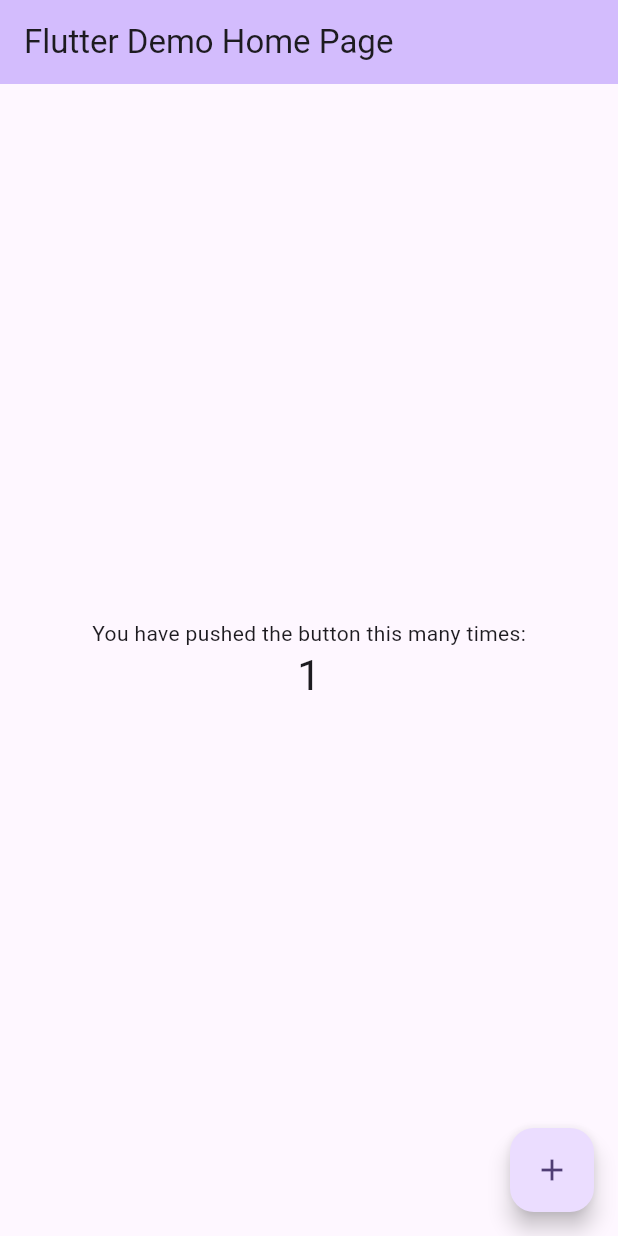
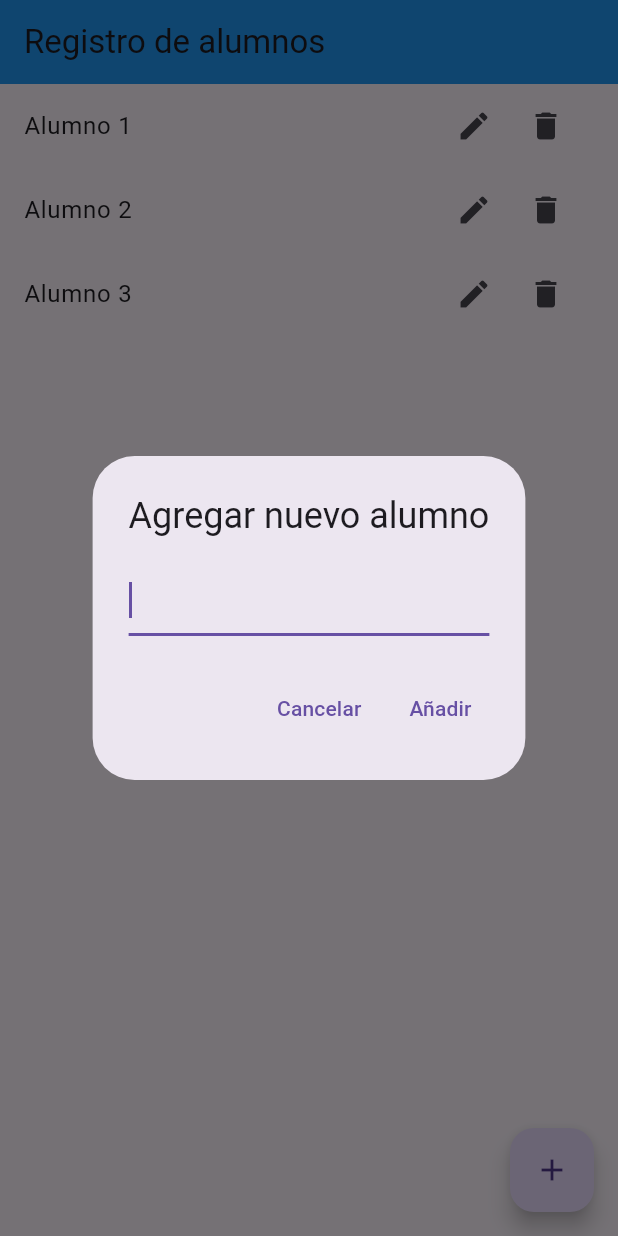
Before and after one commit to canamend/registro_alumnos_app, a Flutter app: the screen it shows after launch, after a tap on the "add" icon, on a phone screen of 412 x 824 dp. Run offline on Flutter 3.47's test engine with Material 3 defaults, Android fonts, the light colour scheme and no system bars.

Commit message:
Add UI and make CRUD operations on state data

```diff
--- a/lib/main.dart
+++ b/lib/main.dart
@@ -1,125 +1,166 @@
 import 'package:flutter/material.dart';
 
 void main() {
-  runApp(const MyApp());
+  runApp(MyApp());
 }
 
 class MyApp extends StatelessWidget {
-  const MyApp({super.key});
-
-  // This widget is the root of your application.
   @override
   Widget build(BuildContext context) {
     return MaterialApp(
-      title: 'Flutter Demo',
+      title: 'Registro de alumnos',
       theme: ThemeData(
-        // This is the theme of your application.
-        //
-        // TRY THIS: Try running your application with "flutter run". You'll see
-        // the application has a purple toolbar. Then, without quitting the app,
-        // try changing the seedColor in the colorScheme below to Colors.green
-        // and then invoke "hot reload" (save your changes or press the "hot
-        // reload" button in a Flutter-supported IDE, or press "r" if you used
-        // the command line to start the app).
-        //
-        // Notice that the counter didn't reset back to zero; the application
-        // state is not lost during the reload. To reset the state, use hot
-        // restart instead.
-        //
-        // This works for code too, not just values: Most code changes can be
-        // tested with just a hot reload.
-        colorScheme: ColorScheme.fromSeed(seedColor: Colors.deepPurple),
-        useMaterial3: true,
+        primarySwatch: Colors.blue,
+        visualDensity: VisualDensity.adaptivePlatformDensity,
       ),
-      home: const MyHomePage(title: 'Flutter Demo Home Page'),
+      home: HomePage(),
     );
   }
 }
 
-class MyHomePage extends StatefulWidget {
-  const MyHomePage({super.key, required this.title});
-
-  // This widget is the home page of your application. It is stateful, meaning
-  // that it has a State object (defined below) that contains fields that affect
-  // how it looks.
-
-  // This class is the configuration for the state. It holds the values (in this
-  // case the title) provided by the parent (in this case the App widget) and
-  // used by the build method of the State. Fields in a Widget subclass are
-  // always marked "final".
-
-  final String title;
-
+class HomePage extends StatefulWidget {
   @override
-  State<MyHomePage> createState() => _MyHomePageState();
+  _HomePageState createState() => _HomePageState();
 }
 
-class _MyHomePageState extends State<MyHomePage> {
-  int _counter = 0;
+class _HomePageState extends State<HomePage> {
+  List<String> alumnos = ['Alumno 1', 'Alumno 2', 'Alumno 3']; // dummy data
 
-  void _incrementCounter() {
+  TextEditingController _controller = TextEditingController();
+
+  void addItem(String nuevoAlumno) {
     setState(() {
-      // This call to setState tells the Flutter framework that something has
-      // changed in this State, which causes it to rerun the build method below
-      // so that the display can reflect the updated values. If we changed
-      // _counter without calling setState(), then the build method would not be
-      // called again, and so nothing would appear to happen.
-      _counter++;
+      alumnos.add(nuevoAlumno);
+    });
+  }
+
+  void updateItem(int index, String updatedItem) {
+    setState(() {
+      alumnos[index] = updatedItem;
+    });
+  }
+
+  void deleteItem(int index) {
+    setState(() {
+      alumnos.removeAt(index);
     });
   }
 
   @override
   Widget build(BuildContext context) {
-    // This method is rerun every time setState is called, for instance as done
-    // by the _incrementCounter method above.
-    //
-    // The Flutter framework has been optimized to make rerunning build methods
-    // fast, so that you can just rebuild anything that needs updating rather
-    // than having to individually change instances of widgets.
     return Scaffold(
       appBar: AppBar(
-        // TRY THIS: Try changing the color here to a specific color (to
-        // Colors.amber, perhaps?) and trigger a hot reload to see the AppBar
-        // change color while the other colors stay the same.
-        backgroundColor: Theme.of(context).colorScheme.inversePrimary,
-        // Here we take the value from the MyHomePage object that was created by
-        // the App.build method, and use it to set our appbar title.
-        title: Text(widget.title),
+        title: Text('Registro de alumnos'),
+        backgroundColor: Colors.blue,
       ),
-      body: Center(
-        // Center is a layout widget. It takes a single child and positions it
-        // in the middle of the parent.
-        child: Column(
-          // Column is also a layout widget. It takes a list of children and
-          // arranges them vertically. By default, it sizes itself to fit its
-          // children horizontally, and tries to be as tall as its parent.
-          //
-          // Column has various properties to control how it sizes itself and
-          // how it positions its children. Here we use mainAxisAlignment to
-          // center the children vertically; the main axis here is the vertical
-          // axis because Columns are vertical (the cross axis would be
-          // horizontal).
-          //
-          // TRY THIS: Invoke "debug painting" (choose the "Toggle Debug Paint"
-          // action in the IDE, or press "p" in the console), to see the
-          // wireframe for each widget.
-          mainAxisAlignment: MainAxisAlignment.center,
-          children: <Widget>[
-            const Text(
-              'You have pushed the button this many times:',
+      body: ListView.builder(
+        itemCount: alumnos.length,
+        itemBuilder: (context, index) {
+          return ListTile(
+            title: Text(alumnos[index]),
+            trailing: Row(
+              mainAxisSize: MainAxisSize.min,
+              children: [
+                IconButton(
+                  icon: Icon(Icons.edit),
+                  onPressed: () {
+                    _controller.text = alumnos[index];
+                    showDialog(
+                      context: context,
+                      builder: (context) {
+                        return AlertDialog(
+                          title: Text('Editar alumno'),
+                          content: TextField(
+                            controller: _controller,
+                            autofocus: true,
+                          ),
+                          actions: [
+                            TextButton(
+                              onPressed: () {
+                                Navigator.pop(context);
+                              },
+                              child: Text('Cancelar'),
+                            ),
+                            TextButton(
+                              onPressed: () {
+                                updateItem(index, _controller.text);
+                                Navigator.pop(context);
+                              },
+                              child: Text('Guardar'),
+                            ),
+                          ],
+                        );
+                      },
+                    );
+                  },
+                ),
+                IconButton(
+                  icon: Icon(Icons.delete),
+                  onPressed: () {
+                    showDialog(
+                      context: context,
+                      builder: (context) {
+                        return AlertDialog(
+                          title: Text('Confirmar eliminación'),
+                          content: Text('¿Estás seguro de eliminar este alumno?'),
+                          actions: [
+                            TextButton(
+                              onPressed: () {
+                                Navigator.pop(context);
+                              },
+                              child: Text('Cancel'),
+                            ),
+                            TextButton(
+                              onPressed: () {
+                                deleteItem(index);
+                                Navigator.pop(context);
+                              },
+                              child: Text('Eliminar'),
+                            ),
+                          ],
+                        );
+                      },
+                    );
+                  },
+                ),
+              ],
             ),
-            Text(
-              '$_counter',
-              style: Theme.of(context).textTheme.headlineMedium,
-            ),
-          ],
-        ),
+          );
+        },
       ),
       floatingActionButton: FloatingActionButton(
-        onPressed: _incrementCounter,
-        tooltip: 'Increment',
-        child: const Icon(Icons.add),
-      ), // This trailing comma makes auto-formatting nicer for build methods.
+        onPressed: () {
+          showDialog(
+            context: context,
+            builder: (context) {
+              return AlertDialog(
+                title: Text('Agregar nuevo alumno'),
+                content: TextField(
+                  controller: _controller,
+                  autofocus: true,
+                ),
+                actions: [
+                  TextButton(
+                    onPressed: () {
+                      Navigator.pop(context);
+                    },
+                    child: Text('Cancelar'),
+                  ),
+                  TextButton(
+                    onPressed: () {
+                      addItem(_controller.text);
+                      _controller.clear();
+                      Navigator.pop(context);
+                    },
+                    child: Text('Añadir'),
+                  ),
+                ],
+              );
+            },
+          );
+        },
+        child: Icon(Icons.add),
+      ),
     );
   }
 }
```
